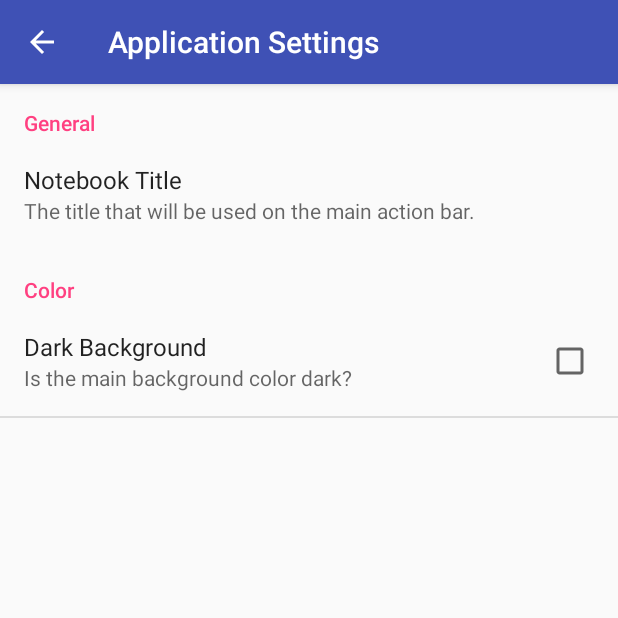
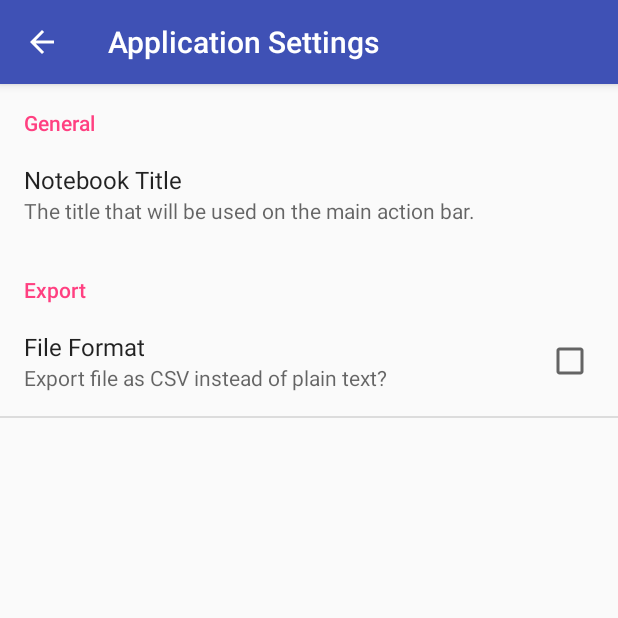
Before and after one commit to jwatzek/WhatsOb, an Android app: the screen it shows after launch (AppPreferences), in the options menu, after a tap on "Settings", on a phone screen of 412 x 824 dp, the top half of it. Run offline under Robolectric (Android 15) with nearby library versions, the phone set to English and light mode, and no system bars.

Commit message:
add share, change formatting somewhat

```diff
--- a/app/src/main/java/com/juliawatzek/whatsob/MainActivity.java
+++ b/app/src/main/java/com/juliawatzek/whatsob/MainActivity.java
@@ -63,12 +63,12 @@ public class MainActivity extends AppCompatActivity {
             Intent intent = new Intent(this, AppPreferences.class);
             startActivity(intent);
             return true;
-        } else if (id == R.id.action_add_note) {
+        } /* else if (id == R.id.action_add_note) {
             Intent intent = new Intent(this, NoteDetailActivity.class);
             intent.putExtra(MainActivity.NOTE_FRAGMENT_TO_LOAD_EXTRA, MainActivity.FragmentToLaunch.CREATE);
             startActivity(intent);
             return true;
-        }
+        } */
 
         return super.onOptionsItemSelected(item);
     }
@@ -76,13 +76,6 @@ public class MainActivity extends AppCompatActivity {
     private void loadPreferences() {
         SharedPreferences sharedPreferences = PreferenceManager.getDefaultSharedPreferences(this);
 
-        boolean isBackgroundDark = sharedPreferences.getBoolean("background_color", false);
-
-        if (isBackgroundDark) {
-            LinearLayout mainLayout = (LinearLayout) findViewById(R.id.content_main);
-            mainLayout.setBackgroundColor(Color.parseColor("#3c3f41"));
-        }
-
         String notebookTitle = sharedPreferences.getString("title", "WhatsOb");
         setTitle(notebookTitle);
 
--- a/app/src/main/res/layout/activity_main.xml
+++ b/app/src/main/res/layout/activity_main.xml
@@ -29,6 +29,6 @@
         android:layout_height="wrap_content"
         android:layout_gravity="bottom|end"
         android:layout_margin="@dimen/fab_margin"
-        app:srcCompat="@android:drawable/ic_dialog_email" />
+        app:srcCompat="@drawable/ic_create_white_24dp" />
 
 </android.support.design.widget.CoordinatorLayout>
--- a/app/src/main/res/layout/fragment_note_edit.xml
+++ b/app/src/main/res/layout/fragment_note_edit.xml
@@ -29,7 +29,7 @@
             android:inputType="text"
             android:minLines="1"
             android:text="Note Title"
-            android:textAppearance="?android:attr/textAppearanceLarge" />
+            android:textAppearance="?android:attr/textAppearanceMedium" />
 
     </ScrollView>
 
@@ -50,9 +50,7 @@
             android:gravity="top"
             android:inputType="textMultiLine"
             android:minLines="3"
-            android:text="New Text"
-            android:textColor="@android:color/black"
-            android:textSize="18dp" />
+            android:text="New Text" />
 
     </ScrollView>
 
--- a/app/src/main/res/layout/fragment_note_view.xml
+++ b/app/src/main/res/layout/fragment_note_view.xml
@@ -27,7 +27,7 @@
             android:layout_width="wrap_content"
             android:layout_height="wrap_content"
             android:text="Note Title"
-            android:textAppearance="?android:attr/textAppearanceLarge" />
+            android:textAppearance="?android:attr/textAppearanceMedium" />
 
     </ScrollView>
 
@@ -44,9 +44,7 @@
             android:id="@+id/viewNoteMessage"
             android:layout_width="wrap_content"
             android:layout_height="wrap_content"
-            android:text="New Text"
-            android:textSize="18dp"
-            android:textColor="@android:color/black" />
+            android:text="New Text" />
 
     </ScrollView>
 
--- a/app/src/main/res/layout/list_row.xml
+++ b/app/src/main/res/layout/list_row.xml
@@ -23,7 +23,7 @@
         android:ellipsize="end"
         android:maxLines="1"
         android:text="Note Title"
-        android:textAppearance="?android:attr/textAppearanceLarge" />
+        android:textAppearance="?android:attr/textAppearanceMedium" />
 
     <TextView
         android:id="@+id/listItemNoteText"
--- a/app/src/main/res/menu/long_menu_press.xml
+++ b/app/src/main/res/menu/long_menu_press.xml
@@ -1,5 +1,9 @@
 <?xml version="1.0" encoding="utf-8"?>
 <menu xmlns:android="http://schemas.android.com/apk/res/android">
+
+    <item
+        android:id="@+id/share"
+        android:title="@string/share_menu" />
 
     <item
         android:id="@+id/edit"
--- a/app/src/main/res/menu/menu_main.xml
+++ b/app/src/main/res/menu/menu_main.xml
@@ -3,11 +3,11 @@
     xmlns:tools="http://schemas.android.com/tools"
     tools:context="com.juliawatzek.whatsob.MainActivity">
 
-    <item
-        android:id="@+id/action_add_note"
-        android:orderInCategory="1"
-        app:showAsAction="ifRoom"
-        android:title="@string/action_add_note" />
+    <!--<item-->
+        <!--android:id="@+id/action_add_note"-->
+        <!--android:orderInCategory="1"-->
+        <!--app:showAsAction="ifRoom"-->
+        <!--android:title="@string/action_add_note" />-->
 
     <item
         android:id="@+id/action_settings"
--- a/app/src/main/res/values/strings.xml
+++ b/app/src/main/res/values/strings.xml
@@ -12,10 +12,14 @@
     <string name="preferences_title">Application Settings</string>
 
     <!-- Main List Long Click Context Menu -->
+    <string name="share_menu">Share</string>
     <string name="edit_menu">Edit</string>
     <string name="delete_menu">Delete</string>
 
     <!-- Fragment Widget Strings -->
     <string name="save_note_button">Save Note</string>
 
+    <!-- Share Dialog -->
+    <string name="send_to">Send file using</string>
+
 </resources>
--- a/app/src/main/res/xml/app_preferences.xml
+++ b/app/src/main/res/xml/app_preferences.xml
@@ -10,12 +10,12 @@
 
     </PreferenceCategory>
 
-    <PreferenceCategory android:title="Color">
+    <PreferenceCategory android:title="Export">
 
         <CheckBoxPreference
-            android:title="Dark Background"
-            android:summary="Is the main background color dark?"
-            android:key="background_color"
+            android:title="File Format"
+            android:summary="Export file as CSV instead of plain text?"
+            android:key="file_format"
             android:defaultValue="false" />
 
     </PreferenceCategory>
```
Also changed, not shown: app/src/main/java/com/juliawatzek/whatsob/MainActivityListFragment.java (+23 -3 lines), app/src/main/java/com/juliawatzek/whatsob/Note.java (+5 -6 lines).
